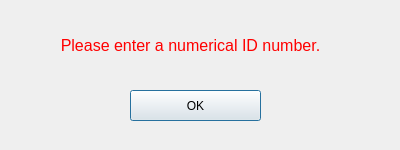
Qt form bad_id.ui (codyschappert/Project-1) before a commit.
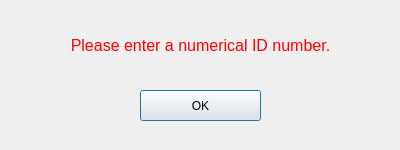
The same form after that commit.

```diff
--- a/bad_id.ui
+++ b/bad_id.ui
@@ -40,9 +40,9 @@
   <widget class="QPushButton" name="close_error">
    <property name="geometry">
     <rect>
-     <x>130</x>
+     <x>140</x>
      <y>90</y>
-     <width>131</width>
+     <width>121</width>
      <height>31</height>
     </rect>
    </property>
@@ -59,9 +59,9 @@
   <widget class="QLabel" name="label">
    <property name="geometry">
     <rect>
-     <x>50</x>
+     <x>0</x>
      <y>20</y>
-     <width>281</width>
+     <width>401</width>
      <height>51</height>
     </rect>
    </property>
```
